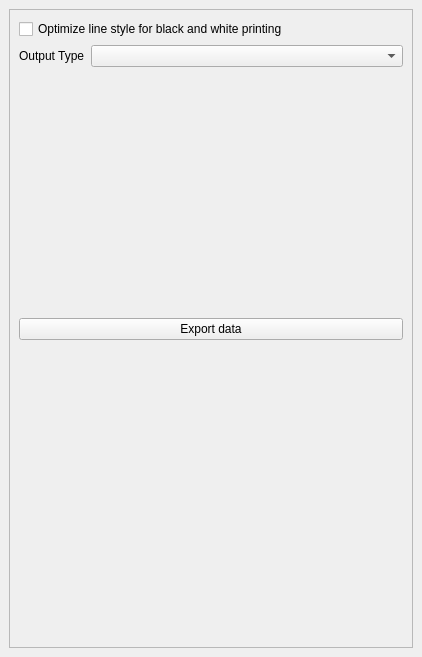
The window that svir/ui/ui_viewer_dock.ui (gem/oq-irmt-qgis) describes before a commit, drawn with Qt 5.
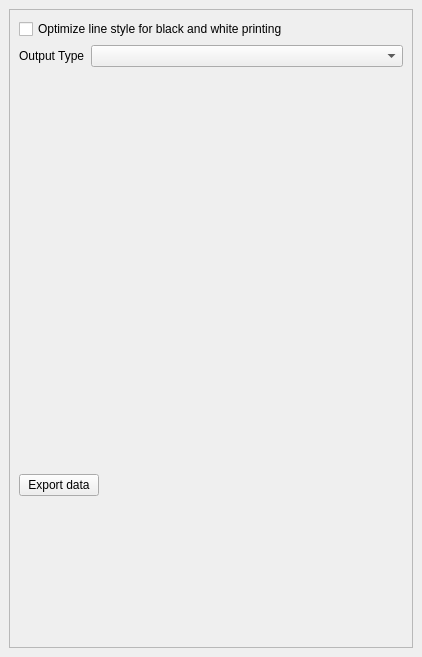
The same window after the commit. Icons and pictures are not drawn.

Commit message: In Data Viewer, place OQ logo on the right of the Export button

Diff of the .ui file:
```diff
--- a/svir/ui/ui_viewer_dock.ui
+++ b/svir/ui/ui_viewer_dock.ui
@@ -109,7 +109,18 @@
             </property>
            </widget>
           </item>
-         </layout>
+          <item>
+           <spacer name="horizontalSpacer_2">
+            <property name="orientation">
+             <enum>Qt::Horizontal</enum>
+            </property>
+            <property name="sizeHint" stdset="0">
+             <size>
+              <width>40</width>
+              <height>20</height>
+             </size>
+            </property>
+           </spacer>
         </item>
         <item>
          <widget class="QLabel" name="label">
@@ -117,6 +128,8 @@
            <string>&lt;html&gt;&lt;head/&gt;&lt;body&gt;&lt;p&gt;&lt;img src=&quot;:/plugins/irmt/oq_logo.svg.png&quot;/&gt;&lt;/p&gt;&lt;/body&gt;&lt;/html&gt;</string>
           </property>
          </widget>
+          </item>
+         </layout>
         </item>
        </layout>
       </widget>
```
Lines whose indentation alone changed are shown as unchanged.
